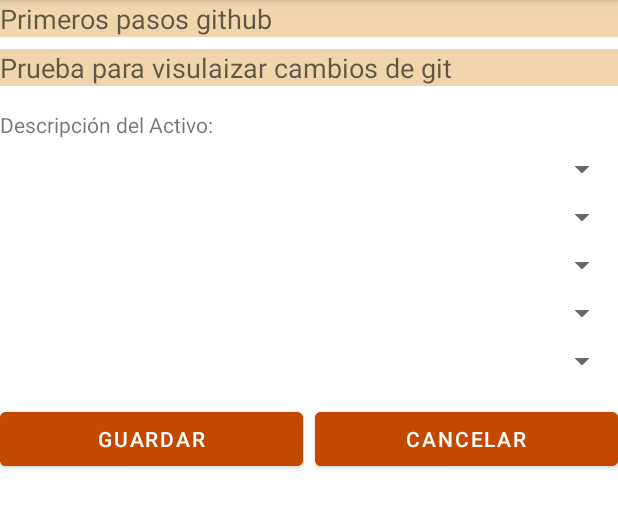
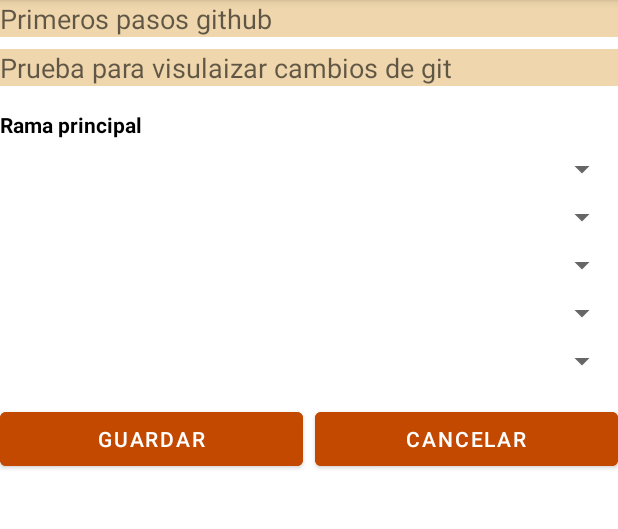
Before and after one commit to mhernandez-sys/App_ActCirculantes, an Android app: the fragment HomeFragment shown on its own in the app's theme, on a phone screen of 412 x 824 dp, the part 84-613 px from its top. Run offline under Robolectric (Android 15) with nearby library versions, the phone set to English and light mode, and no system bars.

Commit message:
Sexto commit (Se modifico un edit text para la rama principal) [18/07/2024-11:40]

```diff
--- a/app/src/main/res/layout/fragment_home.xml
+++ b/app/src/main/res/layout/fragment_home.xml
@@ -6,6 +6,8 @@
     android:layout_width="match_parent"
     android:layout_height="match_parent"
     tools:context=".ui.home.HomeFragment" >
+
+
 
     <EditText
         android:id="@+id/et_rfid"
@@ -36,7 +38,9 @@
         android:id="@+id/tv_descripcion"
         android:layout_width="wrap_content"
         android:layout_height="wrap_content"
-        android:text="Descripción del Activo:"
+        android:text="Rama principal"
+        android:textStyle="bold"
+        android:textColor="@color/black"
         app:layout_constraintTop_toBottomOf="@id/et_num_serie"
         app:layout_constraintStart_toStartOf="parent"
         android:layout_marginTop="16dp" />
```
